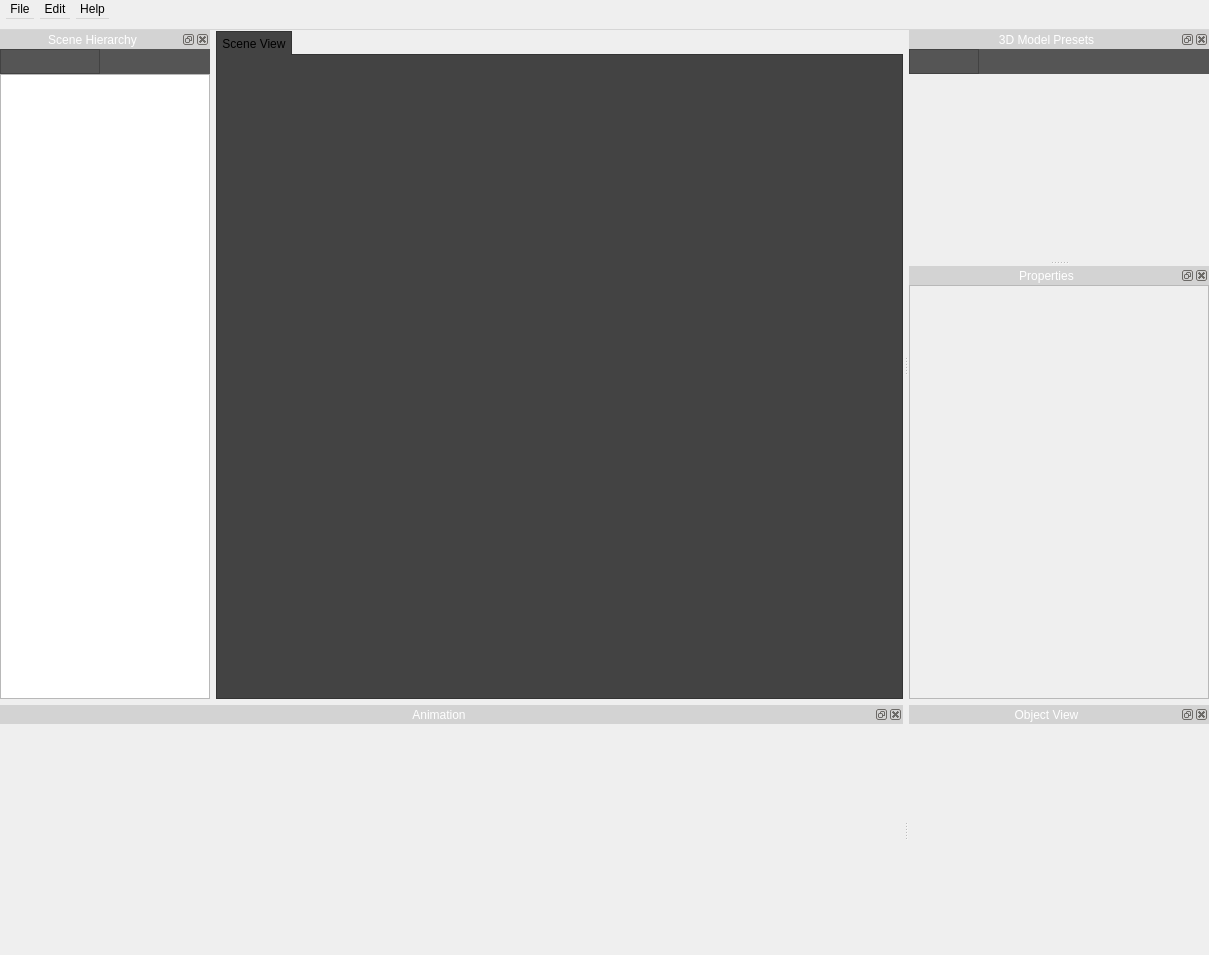
This is src/newmainwindow.ui in jahshaka/Studio as Qt 5 draws it before an edit. The edited form follows.
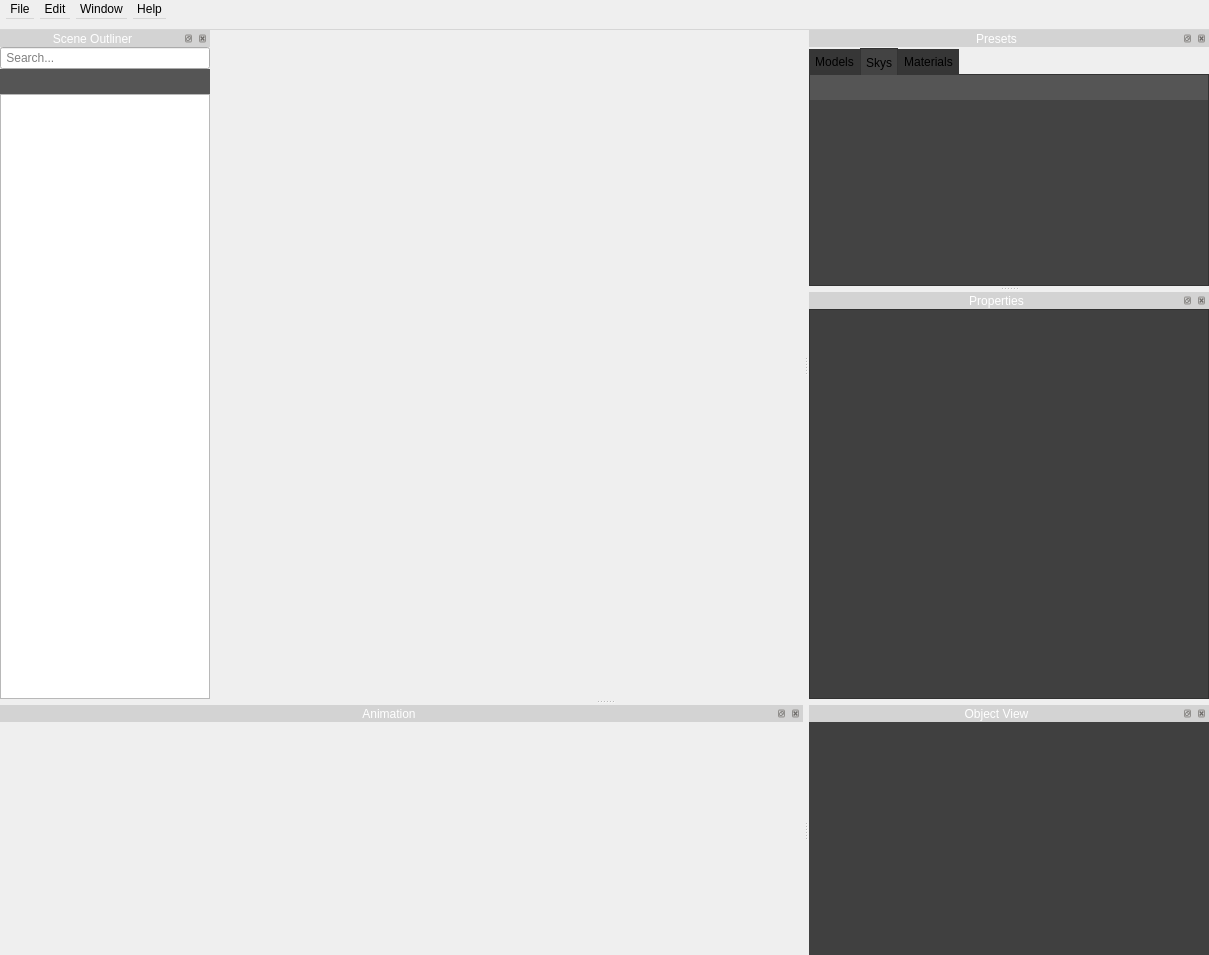
This is the edited form. The open tabs and pages were chosen to show the change. Icons and pictures are not drawn. Custom widgets are drawn as their Qt base class.

```diff
--- a/src/newmainwindow.ui
+++ b/src/newmainwindow.ui
@@ -30,6 +30,10 @@
 *=======================================================================================
 */
 
+/*
+Tab Sections
+*/
+
 QTabWidget::pane{
     border: 1px solid #333333; top : -1px;
 	background:rgb(67, 67, 67);
@@ -37,7 +41,6 @@
 
 QTabWidget::tab-bar {
 	background-color: rgb(54, 54, 54);
-   /* border-bottom: 1px soild #434343;*/
 }
 
 QTabBar::tab {
@@ -61,7 +64,7 @@
 QTabBar::tab:selected {
     border: 1px solid #333333; bottom : -1px;
 	background-color:rgb(67, 67, 67);
-    border-bottom: 0px;
+    border-bottom:3px;
     min-width: 8ex;
     padding: 5px;
     min-width: 20ex;
@@ -71,6 +74,10 @@
     margin-top: 2px; 
 }
 
+/*
+*Dock Widget Styling Section
+*/
+
 QDockWidget {
 	background-color: rgb(95, 95, 95);
     border: 1px solid lightgray;
@@ -88,6 +95,32 @@
 	background-color: &quot;#282828&quot;;
 }
 
+QDockWidget::close-button, QDockWidget::float-button {
+    border: 1px solid transparent;
+    padding: 1px;
+    margin: 1px;
+}
+
+QDockWidget::close-button:hover, QDockWidget::float-button:hover {
+    background: rgb(30, 144, 255);;
+}
+
+QDockWidget::close-button:pressed, QDockWidget::float-button:pressed {
+    padding: 1px -1px -1px 1px;
+}
+
+/*
+* Labels, TextEdits Sliders and Nobs
+*/
+
+QToolTip {
+    border: 2px solid darkkhaki;
+    padding: 5px;
+	background: black;
+    border-radius: 3px;
+   opacity: 200; 
+}
+
 QLabel {
 color: rgb(197, 197, 197);
 }
@@ -104,7 +137,6 @@
 
 QSlider::handle:horizontal {
 width: 8px;
- /*background-image: url(:/slider-knob.png);*/
 background: rgb(214, 214, 214);
 
 }
@@ -145,32 +177,10 @@
      <number>0</number>
     </property>
     <item row="0" column="0">
-     <widget class="QTabWidget" name="MainSceneArea">
-      <property name="currentIndex">
-       <number>0</number>
+     <widget class="QWidget" name="sceneContainer" native="true">
+      <property name="styleSheet">
+       <string notr="true"/>
       </property>
-      <widget class="QWidget" name="sceneview">
-       <attribute name="title">
-        <string>Scene View</string>
-       </attribute>
-       <layout class="QGridLayout" name="gridLayout_2">
-        <property name="leftMargin">
-         <number>0</number>
-        </property>
-        <property name="topMargin">
-         <number>0</number>
-        </property>
-        <property name="rightMargin">
-         <number>0</number>
-        </property>
-        <property name="bottomMargin">
-         <number>0</number>
-        </property>
-        <item row="0" column="0">
-         <widget class="QWidget" name="sceneContainer" native="true"/>
-        </item>
-       </layout>
-      </widget>
      </widget>
     </item>
    </layout>
@@ -281,9 +291,17 @@
     <property name="title">
      <string>Edit</string>
     </property>
+    <addaction name="actionUndo_2"/>
+    <addaction name="actionRedo_2"/>
+   </widget>
+   <widget class="QMenu" name="menuWindow">
+    <property name="title">
+     <string>Window</string>
+    </property>
    </widget>
    <addaction name="menuFile"/>
    <addaction name="menuEdit"/>
+   <addaction name="menuWindow"/>
    <addaction name="menuHelp"/>
   </widget>
   <widget class="QDockWidget" name="sceneHierarchy">
@@ -303,13 +321,13 @@
     <string notr="true"/>
    </property>
    <property name="windowTitle">
-    <string>Scene Hierarchy</string>
+    <string>Scene Outliner</string>
    </property>
    <attribute name="dockWidgetArea">
     <number>1</number>
    </attribute>
    <widget class="QWidget" name="sceneHierarchyContents">
-    <layout class="QVBoxLayout" name="verticalLayout_3">
+    <layout class="QVBoxLayout" name="verticalLayout">
      <property name="spacing">
       <number>0</number>
      </property>
@@ -325,7 +343,17 @@
      <property name="bottomMargin">
       <number>0</number>
      </property>
-     <item alignment="Qt::AlignLeft">
+     <item>
+      <widget class="QLineEdit" name="searchbar">
+       <property name="text">
+        <string/>
+       </property>
+       <property name="placeholderText">
+        <string> Search...</string>
+       </property>
+      </widget>
+     </item>
+     <item>
       <widget class="QWidget" name="widget_2" native="true">
        <property name="minimumSize">
         <size>
@@ -369,6 +397,9 @@
             <height>16777215</height>
            </size>
           </property>
+          <property name="styleSheet">
+           <string notr="true">border: none;</string>
+          </property>
           <property name="frameShape">
            <enum>QFrame::StyledPanel</enum>
           </property>
@@ -619,30 +650,52 @@
   <widget class="QDockWidget" name="ModelsPresetsDock">
    <property name="minimumSize">
     <size>
-     <width>300</width>
-     <height>230</height>
+     <width>400</width>
+     <height>200</height>
     </size>
    </property>
    <property name="maximumSize">
     <size>
      <width>524287</width>
-     <height>230</height>
+     <height>300</height>
     </size>
    </property>
    <property name="styleSheet">
     <string notr="true"/>
    </property>
    <property name="windowTitle">
-    <string>3D Model Presets</string>
+    <string>Presets</string>
    </property>
    <attribute name="dockWidgetArea">
     <number>2</number>
    </attribute>
    <widget class="QWidget" name="layout">
-    <layout class="QVBoxLayout" name="verticalLayout">
+    <layout class="QGridLayout" name="gridLayout_2">
+     <property name="leftMargin">
+      <number>0</number>
+     </property>
+     <property name="topMargin">
+      <number>0</number>
+     </property>
+     <property name="rightMargin">
+      <number>0</number>
+     </property>
+     <property name="bottomMargin">
+      <number>0</number>
+     </property>
      <property name="spacing">
       <number>0</number>
      </property>
+     <item row="0" column="0">
+      <widget class="QTabWidget" name="tabWidget">
+       <property name="currentIndex">
+        <number>0</number>
+       </property>
+       <widget class="QWidget" name="tamodelsb_3">
+        <attribute name="title">
+         <string>Models</string>
+        </attribute>
+        <layout class="QGridLayout" name="gridLayout_4">
      <property name="leftMargin">
       <number>0</number>
      </property>
@@ -655,8 +708,11 @@
      <property name="bottomMargin">
       <number>0</number>
      </property>
-     <item>
-      <widget class="QWidget" name="widget_3" native="true">
+         <property name="verticalSpacing">
+          <number>0</number>
+         </property>
+         <item row="0" column="0">
+          <widget class="QWidget" name="modeloptionbar" native="true">
        <property name="minimumSize">
         <size>
          <width>210</width>
@@ -699,6 +755,9 @@
             <height>16777215</height>
            </size>
           </property>
+              <property name="styleSheet">
+               <string notr="true">border: none;</string>
+              </property>
           <property name="frameShape">
            <enum>QFrame::StyledPanel</enum>
           </property>
@@ -793,7 +852,7 @@
        </layout>
       </widget>
      </item>
-     <item>
+         <item row="1" column="0">
       <widget class="ModelPresets" name="modelpresets" native="true">
        <property name="minimumSize">
         <size>
@@ -811,6 +870,357 @@
      </item>
     </layout>
    </widget>
+       <widget class="QWidget" name="skys">
+        <attribute name="title">
+         <string>Skys</string>
+        </attribute>
+        <layout class="QVBoxLayout" name="verticalLayout_8">
+         <property name="spacing">
+          <number>0</number>
+         </property>
+         <property name="leftMargin">
+          <number>0</number>
+         </property>
+         <property name="topMargin">
+          <number>0</number>
+         </property>
+         <property name="rightMargin">
+          <number>0</number>
+         </property>
+         <property name="bottomMargin">
+          <number>0</number>
+         </property>
+         <item>
+          <widget class="QWidget" name="skyoptionbar" native="true">
+           <property name="minimumSize">
+            <size>
+             <width>210</width>
+             <height>25</height>
+            </size>
+           </property>
+           <property name="maximumSize">
+            <size>
+             <width>16777215</width>
+             <height>25</height>
+            </size>
+           </property>
+           <property name="styleSheet">
+            <string notr="true">background-color: rgb(85, 85, 85);</string>
+           </property>
+           <layout class="QVBoxLayout" name="verticalLayout_6">
+            <property name="leftMargin">
+             <number>0</number>
+            </property>
+            <property name="topMargin">
+             <number>0</number>
+            </property>
+            <property name="rightMargin">
+             <number>0</number>
+            </property>
+            <property name="bottomMargin">
+             <number>0</number>
+            </property>
+            <item>
+             <widget class="QFrame" name="frame_3">
+              <property name="minimumSize">
+               <size>
+                <width>70</width>
+                <height>25</height>
+               </size>
+              </property>
+              <property name="maximumSize">
+               <size>
+                <width>70</width>
+                <height>16777215</height>
+               </size>
+              </property>
+              <property name="styleSheet">
+               <string notr="true">border: none;</string>
+              </property>
+              <property name="frameShape">
+               <enum>QFrame::StyledPanel</enum>
+              </property>
+              <property name="frameShadow">
+               <enum>QFrame::Raised</enum>
+              </property>
+              <layout class="QHBoxLayout" name="horizontalLayout_5">
+               <property name="spacing">
+                <number>3</number>
+               </property>
+               <property name="leftMargin">
+                <number>0</number>
+               </property>
+               <property name="topMargin">
+                <number>0</number>
+               </property>
+               <property name="rightMargin">
+                <number>0</number>
+               </property>
+               <property name="bottomMargin">
+                <number>0</number>
+               </property>
+               <item>
+                <widget class="QToolButton" name="importsky">
+                 <property name="minimumSize">
+                  <size>
+                   <width>25</width>
+                   <height>25</height>
+                  </size>
+                 </property>
+                 <property name="maximumSize">
+                  <size>
+                   <width>25</width>
+                   <height>25</height>
+                  </size>
+                 </property>
+                 <property name="toolTip">
+                  <string>&lt;html&gt;&lt;head/&gt;&lt;body&gt;&lt;p&gt;import new models&lt;/p&gt;&lt;/body&gt;&lt;/html&gt;</string>
+                 </property>
+                 <property name="styleSheet">
+                  <string notr="true">QToolButton {
+border: none;
+	background-color: rgba(255, 255, 255, 0);
+}
+
+QToolButton:hover {
+background-color: rgb(30, 144, 255);
+}</string>
+                 </property>
+                 <property name="text">
+                  <string/>
+                 </property>
+                 <property name="icon">
+                  <iconset resource="../icons.qrc">
+                   <normaloff>:/app/icons/import.svg</normaloff>:/app/icons/import.svg</iconset>
+                 </property>
+                </widget>
+               </item>
+               <item>
+                <widget class="QPushButton" name="clearsky">
+                 <property name="minimumSize">
+                  <size>
+                   <width>25</width>
+                   <height>25</height>
+                  </size>
+                 </property>
+                 <property name="maximumSize">
+                  <size>
+                   <width>25</width>
+                   <height>25</height>
+                  </size>
+                 </property>
+                 <property name="toolTip">
+                  <string>&lt;html&gt;&lt;head/&gt;&lt;body&gt;&lt;p&gt;remove object&lt;/p&gt;&lt;/body&gt;&lt;/html&gt;</string>
+                 </property>
+                 <property name="styleSheet">
+                  <string notr="true">QPushButton {
+border: none;
+	background-color: rgba(255, 255, 255, 0);
+}
+
+QPushButton:hover {
+background-color: rgb(30, 144, 255);
+}</string>
+                 </property>
+                 <property name="text">
+                  <string/>
+                 </property>
+                 <property name="icon">
+                  <iconset resource="../icons.qrc">
+                   <normaloff>:/app/icons/export.svg</normaloff>:/app/icons/export.svg</iconset>
+                 </property>
+                </widget>
+               </item>
+              </layout>
+             </widget>
+            </item>
+           </layout>
+          </widget>
+         </item>
+         <item>
+          <widget class="QWidget" name="skypresets" native="true"/>
+         </item>
+        </layout>
+       </widget>
+       <widget class="QWidget" name="materials">
+        <attribute name="title">
+         <string>Materials</string>
+        </attribute>
+        <layout class="QVBoxLayout" name="verticalLayout_3">
+         <property name="spacing">
+          <number>0</number>
+         </property>
+         <property name="leftMargin">
+          <number>0</number>
+         </property>
+         <property name="topMargin">
+          <number>0</number>
+         </property>
+         <property name="rightMargin">
+          <number>0</number>
+         </property>
+         <property name="bottomMargin">
+          <number>0</number>
+         </property>
+         <item>
+          <widget class="QWidget" name="materialoptionbar" native="true">
+           <property name="minimumSize">
+            <size>
+             <width>210</width>
+             <height>25</height>
+            </size>
+           </property>
+           <property name="maximumSize">
+            <size>
+             <width>16777215</width>
+             <height>25</height>
+            </size>
+           </property>
+           <property name="styleSheet">
+            <string notr="true">background-color: rgb(85, 85, 85);</string>
+           </property>
+           <layout class="QVBoxLayout" name="verticalLayout_7">
+            <property name="spacing">
+             <number>0</number>
+            </property>
+            <property name="leftMargin">
+             <number>0</number>
+            </property>
+            <property name="topMargin">
+             <number>0</number>
+            </property>
+            <property name="rightMargin">
+             <number>0</number>
+            </property>
+            <property name="bottomMargin">
+             <number>0</number>
+            </property>
+            <item>
+             <widget class="QFrame" name="frame_4">
+              <property name="minimumSize">
+               <size>
+                <width>70</width>
+                <height>25</height>
+               </size>
+              </property>
+              <property name="maximumSize">
+               <size>
+                <width>70</width>
+                <height>16777215</height>
+               </size>
+              </property>
+              <property name="styleSheet">
+               <string notr="true">border: none;</string>
+              </property>
+              <property name="frameShape">
+               <enum>QFrame::StyledPanel</enum>
+              </property>
+              <property name="frameShadow">
+               <enum>QFrame::Raised</enum>
+              </property>
+              <layout class="QHBoxLayout" name="horizontalLayout_6">
+               <property name="spacing">
+                <number>3</number>
+               </property>
+               <property name="leftMargin">
+                <number>0</number>
+               </property>
+               <property name="topMargin">
+                <number>0</number>
+               </property>
+               <property name="rightMargin">
+                <number>0</number>
+               </property>
+               <property name="bottomMargin">
+                <number>0</number>
+               </property>
+               <item>
+                <widget class="QToolButton" name="importmat">
+                 <property name="minimumSize">
+                  <size>
+                   <width>25</width>
+                   <height>25</height>
+                  </size>
+                 </property>
+                 <property name="maximumSize">
+                  <size>
+                   <width>25</width>
+                   <height>25</height>
+                  </size>
+                 </property>
+                 <property name="toolTip">
+                  <string>&lt;html&gt;&lt;head/&gt;&lt;body&gt;&lt;p&gt;import new models&lt;/p&gt;&lt;/body&gt;&lt;/html&gt;</string>
+                 </property>
+                 <property name="styleSheet">
+                  <string notr="true">QToolButton {
+border: none;
+	background-color: rgba(255, 255, 255, 0);
+}
+
+QToolButton:hover {
+background-color: rgb(30, 144, 255);
+}</string>
+                 </property>
+                 <property name="text">
+                  <string/>
+                 </property>
+                 <property name="icon">
+                  <iconset resource="../icons.qrc">
+                   <normaloff>:/app/icons/import.svg</normaloff>:/app/icons/import.svg</iconset>
+                 </property>
+                </widget>
+               </item>
+               <item>
+                <widget class="QPushButton" name="remove">
+                 <property name="minimumSize">
+                  <size>
+                   <width>25</width>
+                   <height>25</height>
+                  </size>
+                 </property>
+                 <property name="maximumSize">
+                  <size>
+                   <width>25</width>
+                   <height>25</height>
+                  </size>
+                 </property>
+                 <property name="toolTip">
+                  <string>&lt;html&gt;&lt;head/&gt;&lt;body&gt;&lt;p&gt;remove object&lt;/p&gt;&lt;/body&gt;&lt;/html&gt;</string>
+                 </property>
+                 <property name="styleSheet">
+                  <string notr="true">QPushButton {
+border: none;
+	background-color: rgba(255, 255, 255, 0);
+}
+
+QPushButton:hover {
+background-color: rgb(30, 144, 255);
+}</string>
+                 </property>
+                 <property name="text">
+                  <string/>
+                 </property>
+                 <property name="icon">
+                  <iconset resource="../icons.qrc">
+                   <normaloff>:/app/icons/export.svg</normaloff>:/app/icons/export.svg</iconset>
+                 </property>
+                </widget>
+               </item>
+              </layout>
+             </widget>
+            </item>
+           </layout>
+          </widget>
+         </item>
+         <item>
+          <widget class="MaterialSets" name="materialpresets" native="true"/>
+         </item>
+        </layout>
+       </widget>
+      </widget>
+     </item>
+    </layout>
+   </widget>
   </widget>
   <widget class="QDockWidget" name="AnimationDock">
    <property name="minimumSize">
@@ -908,9 +1318,12 @@
        <property name="minimumSize">
         <size>
          <width>0</width>
-         <height>220</height>
+         <height>300</height>
         </size>
        </property>
+       <property name="styleSheet">
+        <string notr="true">background-color: rgb(64, 64, 64);</string>
+       </property>
        <property name="sizeAdjustPolicy">
         <enum>QAbstractScrollArea::AdjustToContents</enum>
        </property>
@@ -922,8 +1335,8 @@
          <rect>
           <x>0</x>
           <y>0</y>
-          <width>298</width>
-          <height>413</height>
+          <width>398</width>
+          <height>351</height>
          </rect>
         </property>
        </widget>
@@ -935,16 +1348,19 @@
   <widget class="QDockWidget" name="ObjectViewDock">
    <property name="minimumSize">
     <size>
-     <width>300</width>
+     <width>400</width>
      <height>160</height>
     </size>
    </property>
    <property name="maximumSize">
     <size>
-     <width>300</width>
-     <height>160</height>
+     <width>320</width>
+     <height>524287</height>
     </size>
    </property>
+   <property name="styleSheet">
+    <string notr="true">background-color: rgb(64, 64, 64);</string>
+   </property>
    <property name="windowTitle">
     <string>Object View</string>
    </property>
@@ -1109,6 +1525,12 @@
    <header>src/widgets/modelpresets.h</header>
    <container>1</container>
   </customwidget>
+  <customwidget>
+   <class>MaterialSets</class>
+   <extends>QWidget</extends>
+   <header>src/widgets/materialsets.h</header>
+   <container>1</container>
+  </customwidget>
  </customwidgets>
  <resources>
   <include location="../icons.qrc"/>
```
Left out of the diff: 74 changed lines with no effect on the pictures. Lines whose indentation alone changed are shown as unchanged.
